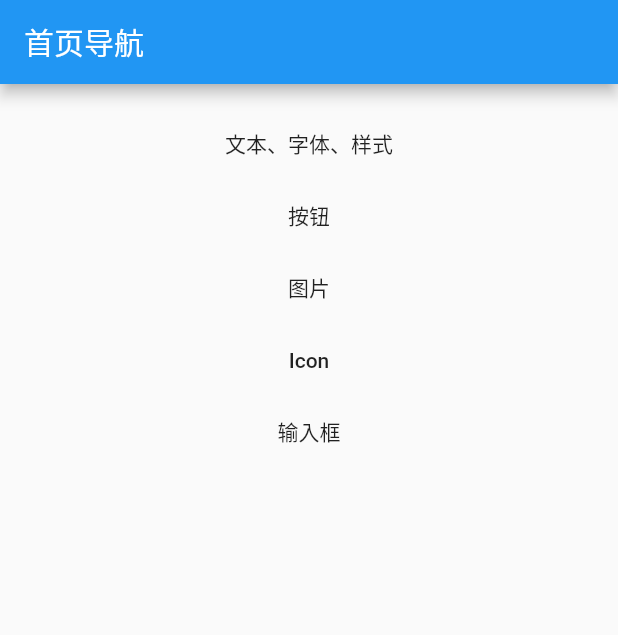
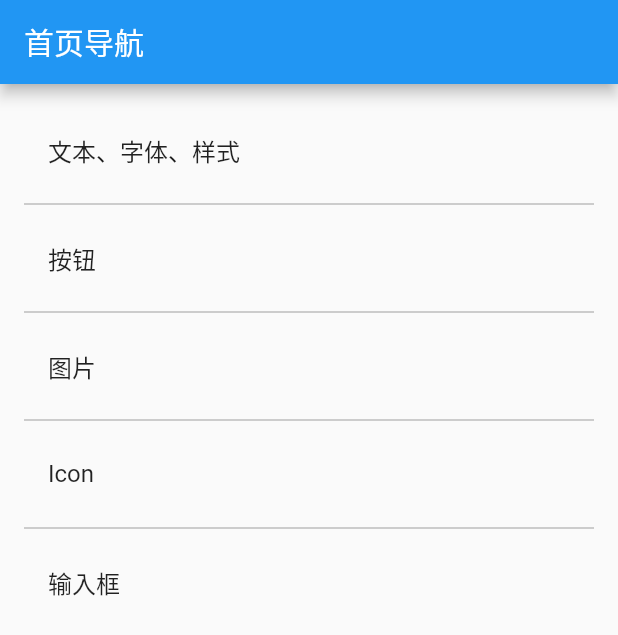
Before and after one commit to ducafecat/flutter-learn, a Flutter app: the screen it shows after launch, on a phone screen of 412 x 824 dp. Shown: the top 635 px of the screen. Run offline on Flutter 3.47's test engine with Material 2 defaults, Android fonts, the phone set to English and light mode, and no system bars.

Commit message:
添加 => 代码结构调整

```diff
--- a/lib/pages/home/index.dart
+++ b/lib/pages/home/index.dart
@@ -1,6 +1,6 @@
 import 'package:flutter/material.dart';
-import '_routes.dart';
-import '_mainView.dart';
+import '../utils/routes.dart';
+import 'index_main.dart';
 
 class HomePage extends StatelessWidget {
   @override
--- a/lib/pages/home/_mainView.dart
+++ b/lib/pages/home/index_main.dart
@@ -47,21 +47,51 @@ class _MainViewState extends State<MainView> {
   Widget createListView(BuildContext context, AsyncSnapshot snapshot) {
     List dataList =
         jsonDecode(snapshot.data) != null ? jsonDecode(snapshot.data) : [];
-    return new ListView.builder(
+    return new ListView.separated(
         physics: const AlwaysScrollableScrollPhysics(),
         padding: const EdgeInsets.all(16.0),
         itemCount: dataList.length,
         itemBuilder: (context, i) {
           return itemRow(context, dataList[i]);
+        },
+        separatorBuilder: (BuildContext context, int index) {
+          return Divider(color: Colors.grey);
         });
+    // return new ListView.builder(
+    //     physics: const AlwaysScrollableScrollPhysics(),
+    //     padding: const EdgeInsets.all(16.0),
+    //     itemCount: dataList.length,
+    //     itemBuilder: (context, i) {
+    //       return itemRow(context, dataList[i]);
+    //     });
   }
 
+  // Widget createListView(BuildContext context, AsyncSnapshot snapshot) {
+  //   List dataList =
+  //       jsonDecode(snapshot.data) != null ? jsonDecode(snapshot.data) : [];
+  //   return new ListView.builder(
+  //       physics: const AlwaysScrollableScrollPhysics(),
+  //       padding: const EdgeInsets.all(16.0),
+  //       itemCount: dataList.length,
+  //       itemBuilder: (context, i) {
+  //         return categoryRow(context, dataList[i]);
+  //       });
+  // }
+
+  // Widget categoryRow(context, categorys) {
+  //   return new ListView.builder(
+  //       itemCount: categorys["items"].length,
+  //       itemBuilder: (context, i) {
+  //         return categoryRow(context, categorys["items"][i]);
+  //       });
+  // }
+
   Widget itemRow(context, item) {
-    return new FlatButton(
-        child: Text(item["title"]),
-        onPressed: () {
-          Navigator.pushNamed(context, item["code"]);
-        },
-      );
+    return new ListTile(
+      title: new Text(item["title"]),
+      onTap: () {
+        Navigator.pushNamed(context, item["code"]);
+      },
+    );
   }
 }
```
Also changed, not shown: assets/menus.1.json (added, +27 -0 lines), lib/pages/utils/routes.dart (renamed from lib/pages/home/_routes.dart).
